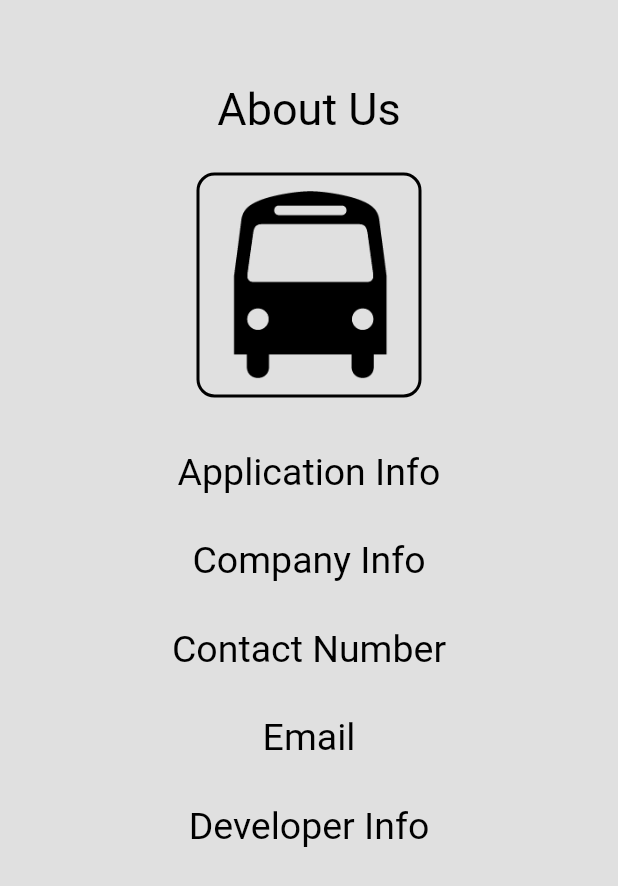
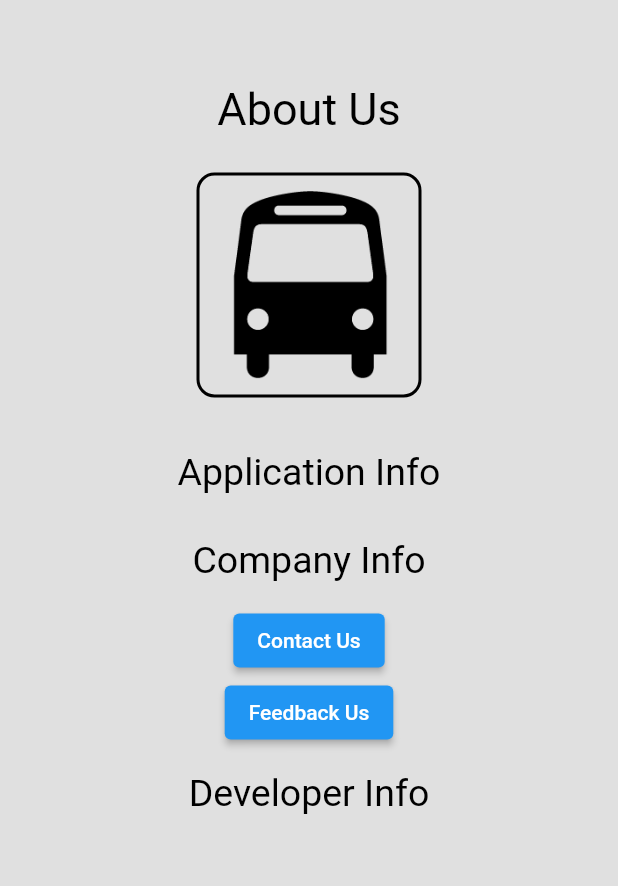
Before and after one commit to ValElizaTan/211354T_MAD_Project, a Flutter app: the AboutUsPage screen opened directly, on a phone screen of 412 x 824 dp. Shown: the top 886 px of the screen. Run offline on Flutter 3.47's test engine with Material 2 defaults, Android fonts, the phone set to English and light mode, and no system bars; missing offline and left inert: flutter_email_sender.

Commit message:
added dailer & email

```diff
--- a/lib/aboutus.dart
+++ b/lib/aboutus.dart
@@ -1,5 +1,7 @@
 import 'package:flutter/gestures.dart';
 import 'package:flutter/material.dart';
+import 'package:url_launcher/url_launcher.dart';
+
 //Class
 import 'model.dart';
 
@@ -8,6 +10,7 @@ import 'homepage.dart';
 import 'profilepage.dart';
 import 'bus.dart';
 import 'aboutus.dart';
+import 'feedback.dart';
 
 void main() => runApp(MyApp());
 
@@ -21,7 +24,12 @@ class MyApp extends StatelessWidget {
   }
 }
 
-class AboutUsPage extends StatelessWidget {
+class AboutUsPage extends StatefulWidget {
+  @override
+  State<AboutUsPage> createState() => _AboutUsPageState();
+}
+
+class _AboutUsPageState extends State<AboutUsPage> {
   @override
   Widget build(BuildContext context) {
     return Scaffold(
@@ -51,7 +59,7 @@ class AboutUsPage extends StatelessWidget {
                 borderRadius: BorderRadius.circular(12),
                 image: const DecorationImage(
                   image: AssetImage('images/bus.png'),
-                fit: BoxFit.contain,
+                  fit: BoxFit.contain,
                 ),
               ),
             ),
@@ -71,22 +79,20 @@ class AboutUsPage extends StatelessWidget {
                 style: TextStyle(color: Colors.black, fontSize: 25),
               ),
             ),
-            Container(
-              //Contact Number text
-              padding: const EdgeInsets.all(15),
-              child: Text(
-                'Contact Number',
-                style: TextStyle(color: Colors.black, fontSize: 25),
-              ),
-            ),
-            Container(
-              //Email text
-              padding: const EdgeInsets.all(15),
-              child: Text(
-                'Email',
-                style: TextStyle(color: Colors.black, fontSize: 25),
-              ),
-            ),
+            ElevatedButton(
+                onPressed: () {
+                  launch('tel: +65 83160942');
+                },
+                child: Text("Contact Us")),
+            ElevatedButton(
+                onPressed: () {
+                  Navigator.push(
+                    context,
+                    MaterialPageRoute(
+                        builder: (context) => FeedbackPage()),
+                  );
+                },
+                child: Text("Feedback Us")),
             Container(
               //Developer Info text
               padding: const EdgeInsets.all(15),
--- a/pubspec.yaml
+++ b/pubspec.yaml
@@ -24,8 +24,10 @@ dependencies:
   flutter:
     sdk: flutter
 # dependencies come below here
+  url_launcher: ^5.4.0
+  flutter_phone_direct_caller: ^1.0.0
+  flutter_email_sender: 4.0.0
   flappy_search_bar: 1.4.1
-
 
 
 
```
Also changed, not shown: lib/feedback.dart (added, +146 -0 lines), pubspec.lock.
